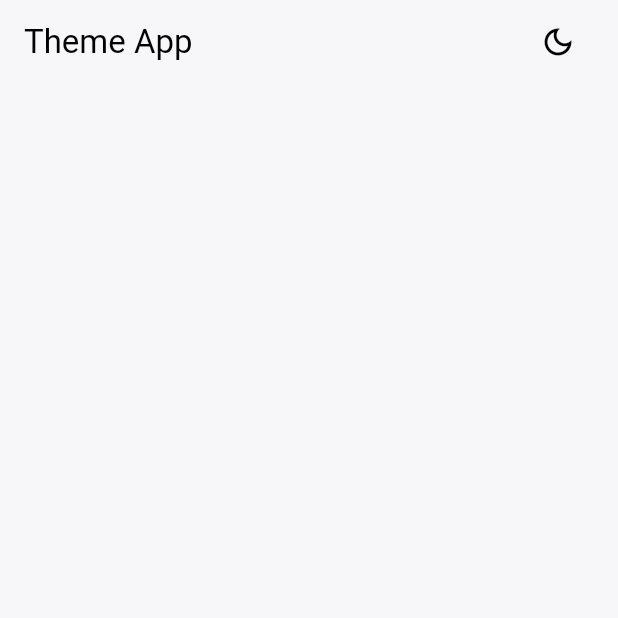
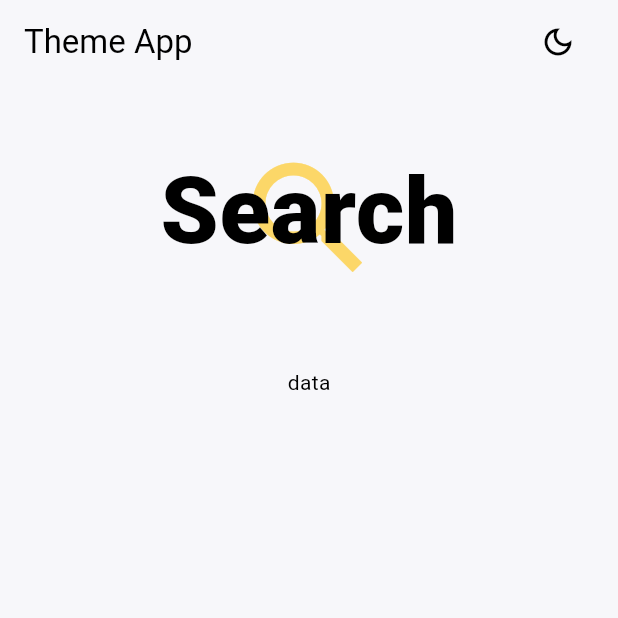
Before and after one commit to kwakyebrilliant/theme_app, a Flutter app: the screen it shows after launch, on a phone screen of 412 x 824 dp, the top half of it. Run offline on Flutter 3.47's test engine with Material 3 defaults, Android fonts, the phone set to English and light mode, and no system bars; our stand-ins replace shared_preferences.

Commit message:
screen updated

```diff
--- a/lib/screen.dart
+++ b/lib/screen.dart
@@ -56,19 +56,53 @@ class _ScreenState extends State<Screen> {
                       ? Icon(Icons.light_mode_outlined)
                       : Icon(Icons.dark_mode_outlined),
             ),
-
-            // Switch(
-            //   value: isDarkMode,
-            //   onChanged: (value) {
-            //     setState(() {
-            //       isDarkMode = value;
-            //       saveSwitchState();
-            //       themeNotifier.toggleTheme();
-            //     });
-            //   },
-            // ),
           ],
         ),
+      ),
+      body: Column(
+        children: [
+          Padding(
+            padding: const EdgeInsets.only(top: 40.0),
+            child: Row(
+              mainAxisAlignment: MainAxisAlignment.center,
+              children: [
+                SizedBox(
+                  width: MediaQuery.of(context).size.width,
+                  child: Stack(
+                    children: [
+                      // Icon as background
+                      Positioned.fill(
+                        child: Align(
+                          alignment: Alignment.center,
+                          child: Icon(
+                            Icons.search,
+                            size: 100.0,
+                            color: Colors.amber.withValues(alpha: 0.6),
+                          ),
+                        ),
+                      ),
+
+                      Center(
+                        child: Text(
+                          'Search',
+                          style: TextStyle(
+                            fontSize: 62.0,
+                            fontWeight: FontWeight.w800,
+                            letterSpacing: 0.5,
+                          ),
+                        ),
+                      ),
+                    ],
+                  ),
+                ),
+              ],
+            ),
+          ),
+          Padding(
+            padding: const EdgeInsets.only(top: 60.0),
+            child: Text('data'),
+          ),
+        ],
       ),
     );
   }
```
